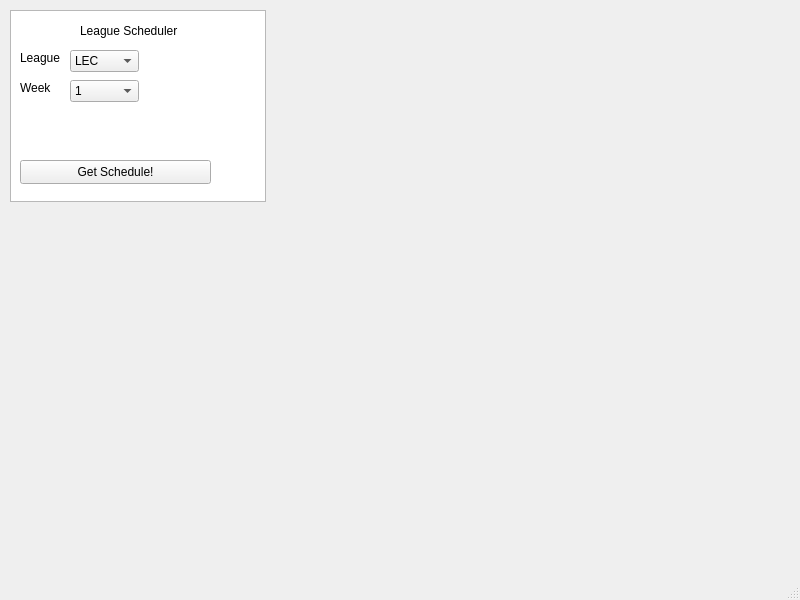
Before: the Qt Designer form ui/mainwindow.ui in OneLazyAdmin/LeagueScheduler, drawn with Qt 5.
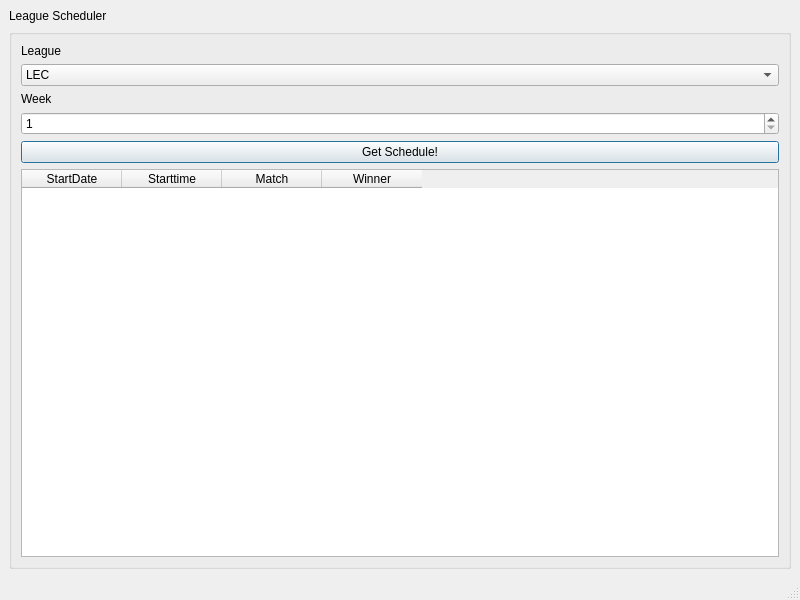
After: the same form once the commit is applied.

Commit message: included function from lolesports-api.py into main.py set different variables to fill the result-table

Patch:
```diff
--- a/ui/mainwindow.ui
+++ b/ui/mainwindow.ui
@@ -14,51 +14,22 @@
    <string>MainWindow</string>
   </property>
   <widget class="QWidget" name="centralwidget">
-   <widget class="QTableWidget" name="tableWidget">
-    <property name="geometry">
-     <rect>
-      <x>10</x>
-      <y>10</y>
-      <width>256</width>
-      <height>192</height>
-     </rect>
-    </property>
-   </widget>
-   <widget class="QLabel" name="title">
-    <property name="geometry">
-     <rect>
-      <x>80</x>
-      <y>20</y>
-      <width>141</width>
-      <height>21</height>
-     </rect>
-    </property>
-    <property name="text">
-     <string>League Scheduler</string>
-    </property>
-   </widget>
+   <layout class="QGridLayout" name="gridLayout">
+    <item row="1" column="0">
+     <widget class="QGroupBox" name="groupBox">
+      <property name="title">
+       <string/>
+      </property>
+      <layout class="QVBoxLayout" name="verticalLayout">
+       <item>
    <widget class="QLabel" name="chosen_league_title">
-    <property name="geometry">
-     <rect>
-      <x>20</x>
-      <y>50</y>
-      <width>49</width>
-      <height>16</height>
-     </rect>
-    </property>
     <property name="text">
      <string>League</string>
     </property>
    </widget>
+       </item>
+       <item>
    <widget class="QComboBox" name="chosen_league">
-    <property name="geometry">
-     <rect>
-      <x>70</x>
-      <y>50</y>
-      <width>69</width>
-      <height>22</height>
-     </rect>
-    </property>
     <item>
      <property name="text">
       <string>LEC</string>
@@ -80,92 +51,78 @@
      </property>
     </item>
    </widget>
+       </item>
+       <item>
    <widget class="QLabel" name="chosen_week_title">
-    <property name="geometry">
-     <rect>
-      <x>20</x>
-      <y>80</y>
-      <width>49</width>
-      <height>16</height>
-     </rect>
-    </property>
     <property name="text">
      <string>Week</string>
     </property>
    </widget>
-   <widget class="QComboBox" name="chosen_week">
-    <property name="geometry">
-     <rect>
-      <x>70</x>
-      <y>80</y>
-      <width>69</width>
-      <height>22</height>
-     </rect>
-    </property>
-    <item>
-     <property name="text">
-      <string>1</string>
-     </property>
     </item>
     <item>
-     <property name="text">
-      <string>2</string>
-     </property>
-    </item>
-    <item>
-     <property name="text">
-      <string>3</string>
-     </property>
-    </item>
-    <item>
-     <property name="text">
-      <string>4</string>
-     </property>
-    </item>
-    <item>
-     <property name="text">
-      <string>5</string>
-     </property>
-    </item>
-    <item>
-     <property name="text">
-      <string>6</string>
-     </property>
-    </item>
-    <item>
-     <property name="text">
-      <string>7</string>
-     </property>
-    </item>
-    <item>
-     <property name="text">
-      <string>8</string>
-     </property>
-    </item>
-    <item>
-     <property name="text">
-      <string>9</string>
-     </property>
-    </item>
-    <item>
-     <property name="text">
-      <string>10</string>
-     </property>
-    </item>
-   </widget>
+        <widget class="QSpinBox" name="chosen_week">
+         <property name="minimum">
+          <number>1</number>
+         </property>
+         <property name="maximum">
+          <number>8</number>
+         </property>
+        </widget>
+       </item>
+       <item>
    <widget class="QPushButton" name="get_schedule">
-    <property name="geometry">
-     <rect>
-      <x>20</x>
-      <y>160</y>
-      <width>191</width>
-      <height>24</height>
-     </rect>
-    </property>
     <property name="text">
      <string>Get Schedule!</string>
     </property>
-   </widget>
+         <property name="default">
+          <bool>true</bool>
+         </property>
+        </widget>
+       </item>
+       <item>
+        <widget class="QTableWidget" name="schedule_table">
+         <property name="autoFillBackground">
+          <bool>true</bool>
+         </property>
+         <property name="sizeAdjustPolicy">
+          <enum>QAbstractScrollArea::AdjustToContents</enum>
+         </property>
+         <attribute name="verticalHeaderVisible">
+          <bool>false</bool>
+         </attribute>
+         <column>
+          <property name="text">
+           <string>StartDate</string>
+          </property>
+         </column>
+         <column>
+          <property name="text">
+           <string>Starttime</string>
+          </property>
+         </column>
+         <column>
+          <property name="text">
+           <string>Match</string>
+          </property>
+         </column>
+         <column>
+          <property name="text">
+           <string>Winner</string>
+          </property>
+         </column>
+        </widget>
+       </item>
+      </layout>
+     </widget>
+    </item>
+    <item row="0" column="0">
+     <widget class="QLabel" name="title">
+      <property name="text">
+       <string>League Scheduler</string>
+      </property>
+     </widget>
+    </item>
+   </layout>
   </widget>
   <widget class="QMenuBar" name="menubar">
    <property name="geometry">
```
Lines whose indentation alone changed are shown as unchanged. The commit also changes 3 other files.
